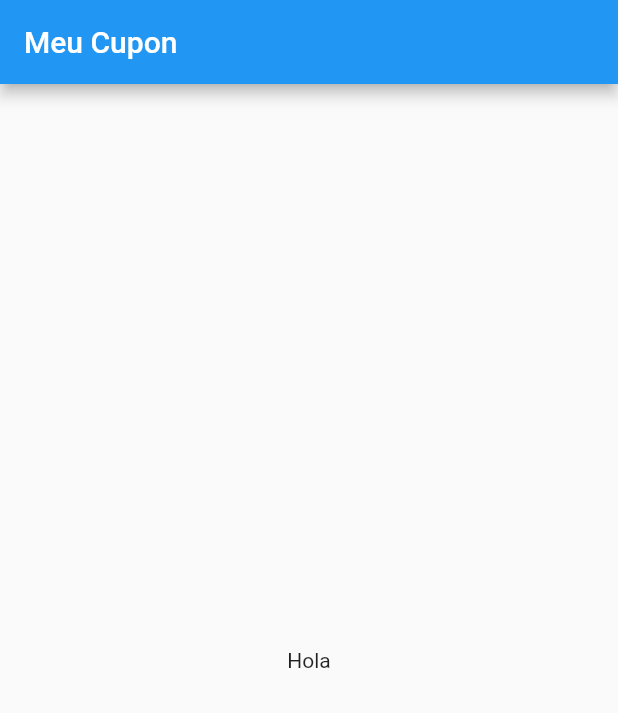
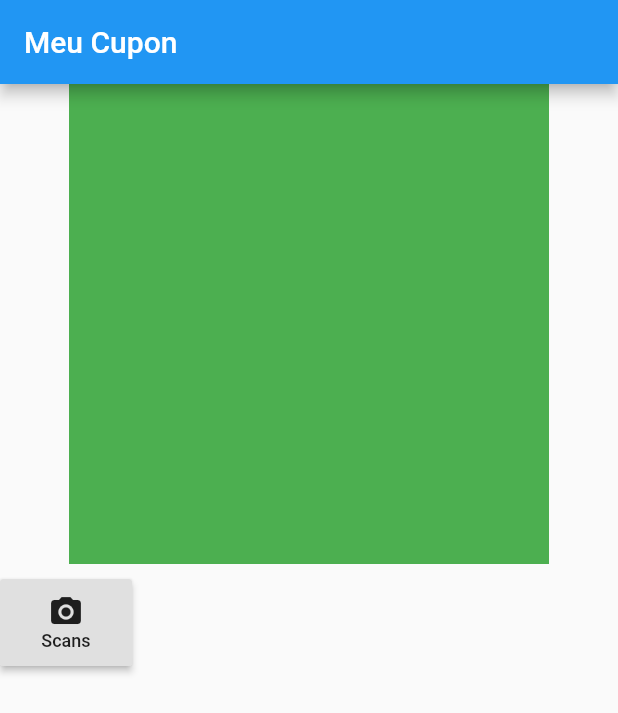
Before and after one commit to silviolucenajunior/cupon-fiscal, a Flutter app: the screen it shows after launch, on a phone screen of 412 x 824 dp. Shown: the top 713 px of the screen. Run offline on Flutter 3.47's test engine with Material 2 defaults, Android fonts, the light colour scheme and no system bars; missing offline and left inert: qr_mobile_vision.

Commit message:
add coupon scanner for Ceara

```diff
--- /dev/null
+++ b/lab/test.dart
@@ -0,0 +1,5 @@
+
+import 'package:http/http.dart' as http;
+import 'package:xml2json/xml2json.dart';
+
+String url = "https://cfe.sefaz.ce.gov.br:8443/portalcfews/mfe/fiscal-coupons/extract/23200506136314000100592300651320532102027562";
--- a/lib/main.dart
+++ b/lib/main.dart
@@ -1,5 +1,7 @@
 import 'package:flutter/material.dart';
-import 'package:flutter/semantics.dart';
+import './modules/coupon/widgets/coupon_qr_scanner.dart';
+import './modules/coupon/coupon_services.dart';
+
 
 void main() {
   runApp(
@@ -33,7 +35,9 @@ class MeuCuponMainPage extends StatelessWidget {
         title: Text("Meu Cupon"),
       ),
       body: Center(
-        child: Text("Hola"),
+        child: CouponQRScanner(
+          couponService: NFCECearaCouponService()
+        ),
       ),
     );
   }
--- /dev/null
+++ b/lib/modules/coupon/coupon_services.dart
@@ -0,0 +1,26 @@
+import 'dart:convert';
+
+import 'package:http/http.dart' as http;
+import './coupon_factory.dart';
+import './models/coupon_model.dart';
+
+class ICouponService {
+  Object getCouponInformationByCouponCode(String couponCode) async {
+    return Object;
+  }
+}
+
+class NFCECearaCouponService extends ICouponService {
+  final String NFCECEARA_ENDPOINT = "https://cfe.sefaz.ce.gov.br:8443/portalcfews/mfe/fiscal-coupons/extract/";
+
+  @override
+  Future<Coupon> getCouponInformationByCouponCode(String couponCode ) async {
+    String endpoint = this.NFCECEARA_ENDPOINT + couponCode;
+    final http.Response response = await http.get(endpoint);
+    final responseJson = json.decode(response.body);
+
+    return Future<Coupon>( () {
+      return CouponFactory.fromJson(responseJson["coupon"]);
+    });
+  }
+}
--- /dev/null
+++ b/lib/modules/coupon/models/coupon_item_model.dart
@@ -0,0 +1,7 @@
+class CouponItem {
+  int price;
+  double amount;
+  String description;
+
+  CouponItem(this.price, this.amount, this.description);
+}
--- /dev/null
+++ b/lib/modules/coupon/models/coupon_model.dart
@@ -0,0 +1,9 @@
+import './coupon_item_model.dart';
+
+class Coupon {
+  String fantasyName;
+  String buyDate;
+  List<CouponItem> items;
+
+  Coupon(this.fantasyName, this.buyDate, this.items);
+}
--- /dev/null
+++ b/lib/modules/coupon/widgets/coupon_qr_scanner.dart
@@ -0,0 +1,95 @@
+import 'package:flutter/material.dart';
+import 'package:qr_mobile_vision/qr_camera.dart';
+import '../coupon_services.dart';
+import '../models/coupon_model.dart';
+
+class CouponQRScanner extends StatefulWidget {
+  final ICouponService couponService;
+
+  CouponQRScanner({Key key, this.couponService}) : super(key :key);
+
+  @override
+  _CouponQRScannerState createState() => _CouponQRScannerState();
+}
+
+class _CouponQRScannerState extends State<CouponQRScanner> {
+  bool scanning = false;
+
+  @override
+  Widget build( BuildContext context ) {
+    return Container(
+      child: Column(
+        children: <Widget>[
+          this._getScannerPreviewWidget(),
+          SizedBox(height: 10),
+          this._getScannerActions()
+        ],
+      ),
+    );
+  }
+
+  Widget _getScannerPreviewWidget() {
+    return
+    this.scanning
+    ?
+      Container(
+        width: 320,
+        height: 320,
+        child: QrCamera(
+          onError: (context, error) => Text(
+            error.toString(),
+            style: TextStyle(color: Colors.red),
+          ),
+          qrCodeCallback: (code) {
+            String couponCode = this._extractCouponCodeFromQRCode(code);
+            Coupon coupon = this.widget.couponService.getCouponInformationByCouponCode(couponCode);
+            this._redirectToCouponDetail(coupon);
+          },
+        ),
+      )
+    :
+      Container(
+        width: 320,
+        height: 320,
+        color: Colors.green
+      );
+  }
+
+  String _extractCouponCodeFromQRCode(String code) {
+    return code.split("|")[0];
+  }
+
+  void _redirectToCouponDetail(Coupon coupon) {
+    //TODO
+  }
+
+  Widget _getScannerActions () {
+    return Row(
+        children: [
+          RaisedButton(
+          padding: EdgeInsets.all(10),
+          onPressed: () {
+            this.setState( () => {
+              this.scanning = !this.scanning
+            });
+            print(this.scanning);
+            print("Bo");
+          },
+          child: Column(
+            children: [
+              Icon(
+                Icons.photo_camera
+              ),
+              Text(
+                "Scans",
+                style: TextStyle(
+                  fontSize: 12
+                )
+              )
+            ]
+          )
+        )
+      ]
+    );
+  }
+}
--- a/pubspec.yaml
+++ b/pubspec.yaml
@@ -28,6 +28,10 @@ dependencies:
   # The following adds the Cupertino Icons font to your application.
   # Use with the CupertinoIcons class for iOS style icons.
   cupertino_icons: ^0.1.3
+  http:
+  xml2json: ^4.2.0
+
+  qr_mobile_vision: 0.3.1
 
 dev_dependencies:
   flutter_test:
```
Also changed, not shown: lib/modules/coupon/coupon_factory.dart (added, +20 -0 lines), pubspec.lock, 1 other file.
